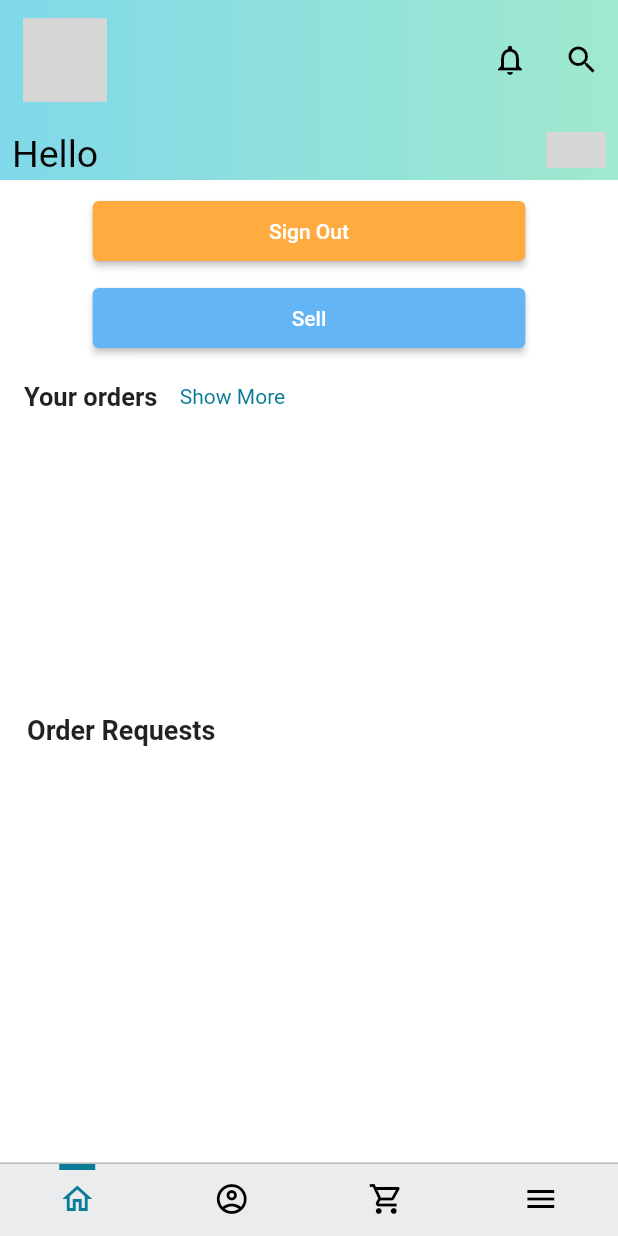
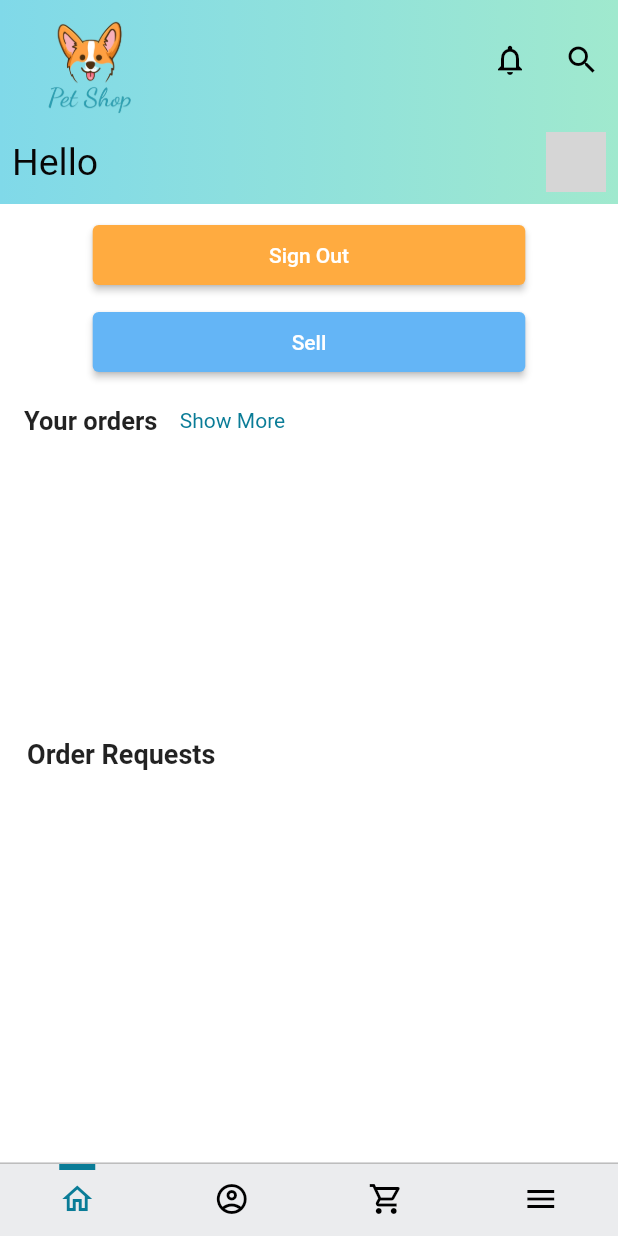
Before and after one commit to muproject990/amazonclone1, a Flutter app: the screen it shows once a user with an empty profile is signed in, swiped to page 2, on a phone screen of 412 x 824 dp. Run offline on Flutter 3.47's test engine with Material 2 defaults, Android fonts, the light colour scheme and no system bars; our stand-ins replace cloud_firestore, firebase_auth, firebase_core, firebase_storage, image_picker, rating_dialog; missing offline and left inert: cloud_firestore_web, firebase_auth_web, firebase_core_web, firebase_storage_web, image_picker_for_web; accounts and stored records are empty; network calls fail; grey boxes are pictures that could not be loaded.

Commit message:
image changes

```diff
--- a/lib/screeens/accounts_screen.dart
+++ b/lib/screeens/accounts_screen.dart
@@ -93,7 +93,7 @@ class _AccountScreenState extends State<AccountScreen> {
               //   children: testChildren,
               // ),
               const Padding(
-                padding: const EdgeInsets.all(18.0),
+                padding: EdgeInsets.all(18.0),
                 child: Align(
                   alignment: Alignment.centerLeft,
                   child: Text(
@@ -114,7 +114,7 @@ class _AccountScreenState extends State<AccountScreen> {
                         snapshot) {
                   if (snapshot.connectionState == ConnectionState.waiting) {
                     return Container();
-                    print('yes');
+                    // print('yes');
                   } else {
                     return ListView.builder(
                       itemCount: snapshot.data!.docs.length,
@@ -126,7 +126,7 @@ class _AccountScreenState extends State<AccountScreen> {
                         return ListTile(
                           title: Text(
                             "Order: ${orderRequestModel.orderName}",
-                            style: TextStyle(fontWeight: FontWeight.w500),
+                            style: const TextStyle(fontWeight: FontWeight.w500),
                           ),
                           subtitle: Text(
                               "Address: ${orderRequestModel.buyerAddress}"),
@@ -139,7 +139,7 @@ class _AccountScreenState extends State<AccountScreen> {
                                     .doc(snapshot.data!.docs[index].id)
                                     .delete();
                               },
-                              icon: Icon(Icons.check)),
+                              icon: const Icon(Icons.check)),
                         );
                       },
                     );
@@ -165,7 +165,7 @@ class IntroductionAccountScreen extends StatelessWidget {
         Provider.of<UserDetailsProvider>(context, listen: false).userDetails;
 
     return Container(
-      height: kAppBarHeight / 2,
+      // height: kAppBarHeight / 2,
       decoration: const BoxDecoration(
         gradient: LinearGradient(
           colors: backgroundGradient,
@@ -174,17 +174,6 @@ class IntroductionAccountScreen extends StatelessWidget {
         ),
       ),
       child: Container(
-        // height: kAppBarHeight / 2,
-        // decoration: BoxDecoration(
-        //   gradient: LinearGradient(
-        //     colors: [
-        //       Colors.white,
-        //       Colors.white.withOpacity(0.0000000000000001)
-        //     ],
-        //     begin: Alignment.bottomCenter,
-        //     end: Alignment.topCenter,
-        //   ),
-        // ),
         child: Row(
           mainAxisAlignment: MainAxisAlignment.spaceBetween,
           children: [
@@ -200,7 +189,7 @@ class IntroductionAccountScreen extends StatelessWidget {
                           fontSize: 25,
                         )),
                     TextSpan(
-                        text: "  ${userDetailsModel.address}  ",
+                        text: "  ${userDetailsModel.name}  ",
                         style: TextStyle(
                             color: Colors.grey[800],
                             fontSize: 22,
@@ -212,8 +201,9 @@ class IntroductionAccountScreen extends StatelessWidget {
             const Padding(
               padding: EdgeInsets.all(8.0),
               child: CircleAvatar(
+                // radius: 24,
                 backgroundImage: NetworkImage(
-                    "https://m.media-amazon.com/images/I/11M0jYc-tRL._SX90_SY90_.png"),
+                    "https://images.unsplash.com/photo-1543466835-00a7907e9de1?ixlib=rb-4.0.3&ixid=MnwxMjA3fDB8MHxwaG90by1wYWdlfHx8fGVufDB8fHx8&auto=format&fit=crop&w=1074&q=80"),
               ),
             ),
           ],
--- a/lib/screeens/home_screen.dart
+++ b/lib/screeens/home_screen.dart
@@ -65,7 +65,7 @@ class _HomeScreenState extends State<HomeScreen> {
     return SafeArea(
       child: Scaffold(
         appBar: SearchBarWidget(
-          hasBackButton: true,
+          hasBackButton: false,
           isReadOnly: true,
         ),
         body: discount70 != null &&
--- a/lib/utils/constants.dart
+++ b/lib/utils/constants.dart
@@ -22,48 +22,48 @@ FirebaseAuth firebaseAuth = FirebaseAuth.instance;
 FirebaseFirestore firebaseFirestore = FirebaseFirestore.instance;
 // Size screenSize = MediaQuery.of(context).size;
 
-const String amazonLogoUrl =
-    "https://upload.wikimedia.org/wikipedia/commons/thumb/4/4a/Amazon_icon.svg/2500px-Amazon_icon.svg.png";
+const String dogMartLogo = 'assets/img/logo.png';
 
 Size screenSize = Utils().getScreenSize();
-List<Widget> testChildren = [
-  SimpleProductWidget(
-    productModel: ProductModel(
-        url: "https://m.media-amazon.com/images/I/115yueUc1aL._SX90_SY90_.png",
-        productName: "aavash",
-        cost: 120.5,
-        discount: 10,
-        uid: 'uid',
-        sellerName: 'Aavash',
-        sellerUid: 'sellerUid',
-        rating: 10,
-        noOfRating: 3),
-  ),
-  SimpleProductWidget(
-    productModel: ProductModel(
-        url: "https://m.media-amazon.com/images/I/11M0jYc-tRL._SX90_SY90_.png",
-        productName: "aavash",
-        cost: 100.5,
-        discount: 10,
-        uid: 'uid',
-        sellerName: 'Aavash',
-        sellerUid: 'sellerUid',
-        rating: 10,
-        noOfRating: 3),
-  ),
-  SimpleProductWidget(
-    productModel: ProductModel(
-        url: "https://m.media-amazon.com/images/I/115yueUc1aL._SX90_SY90_.png",
-        productName: "aavash",
-        cost: 100.5,
-        discount: 10,
-        uid: 'uid',
-        sellerName: 'Aavash',
-        sellerUid: 'sellerUid',
-        rating: 10,
-        noOfRating: 3),
-  ),
-];
+// List<Widget> testChildren = [
+//   SimpleProductWidget(
+//     productModel: ProductModel(
+//         url: "https://m.media-amazon.com/images/I/115yueUc1aL._SX90_SY90_.png",
+//         productName: "aavash",
+//         cost: 120.5,
+//         discount: 10,
+//         uid: 'uid',
+//         sellerName: 'Aavash',
+//         sellerUid: 'sellerUid',
+//         rating: 10,
+//         noOfRating: 3),
+//   ),
+//   SimpleProductWidget(
+//     productModel: ProductModel(
+//         url: "https://m.media-amazon.com/images/I/11M0jYc-tRL._SX90_SY90_.png",
+//         productName: "aavash",
+//         cost: 100.5,
+//         discount: 10,
+//         uid: 'uid',
+//         sellerName: 'Aavash',
+//         sellerUid: 'sellerUid',
+//         rating: 10,
+//         noOfRating: 3),
+//   ),
+//   SimpleProductWidget(
+//     productModel: ProductModel(
+//         url: "https://m.media-amazon.com/images/I/115yueUc1aL._SX90_SY90_.png",
+//         productName: "aavash",
+//         cost: 100.5,
+//         discount: 10,
+//         uid: 'uid',
+//         sellerName: 'Aavash',
+//         sellerUid: 'sellerUid',
+//         rating: 10,
+//         noOfRating: 3),
+//   ),
+// ];
+
 const List<String> categoriesList = [
   "Prime",
   "Mobiles",
--- a/lib/widgets/account_screen_appbar.dart
+++ b/lib/widgets/account_screen_appbar.dart
@@ -27,13 +27,12 @@ class AccountScreenAppBar extends StatelessWidget with PreferredSizeWidget {
         child: Row(
           mainAxisAlignment: MainAxisAlignment.spaceBetween,
           children: [
-            Padding(
-              padding: const EdgeInsets.symmetric(horizontal: 15),
-              child: Image.network(
-                amazonLogoUrl,
-                height: kAppBarHeight * .7,
-              ),
-            ),
+            const Padding(
+                padding: EdgeInsets.symmetric(horizontal: 15),
+                child: Image(
+                  image: AssetImage(dogMartLogo),
+                  height: kAppBarHeight * .9,
+                )),
             Row(
               children: [
                 IconButton(
--- a/lib/widgets/search_bar_widget.dart
+++ b/lib/widgets/search_bar_widget.dart
@@ -86,7 +86,7 @@ class SearchBarWidget extends StatelessWidget with PreferredSizeWidget {
                   }
                 },
                 decoration: InputDecoration(
-                  hintText: "Search for something in amazon",
+                  hintText: "Search for something in Dogmart",
                   fillColor: Colors.white,
                   filled: true,
                   border: border,
--- a/pubspec.yaml
+++ b/pubspec.yaml
@@ -62,8 +62,8 @@ flutter:
   uses-material-design: true
 
   # To add assets to your application, add an assets section, like this:
-  # assets:
-  #   - images/a_dot_burr.jpeg
+  assets:
+    - assets/img/logo.png
   #   - images/a_dot_ham.jpeg
 
   # An image asset can refer to one or more resolution-specific "variants", see
```
Also changed, not shown: assets/img/logo.png (added).
